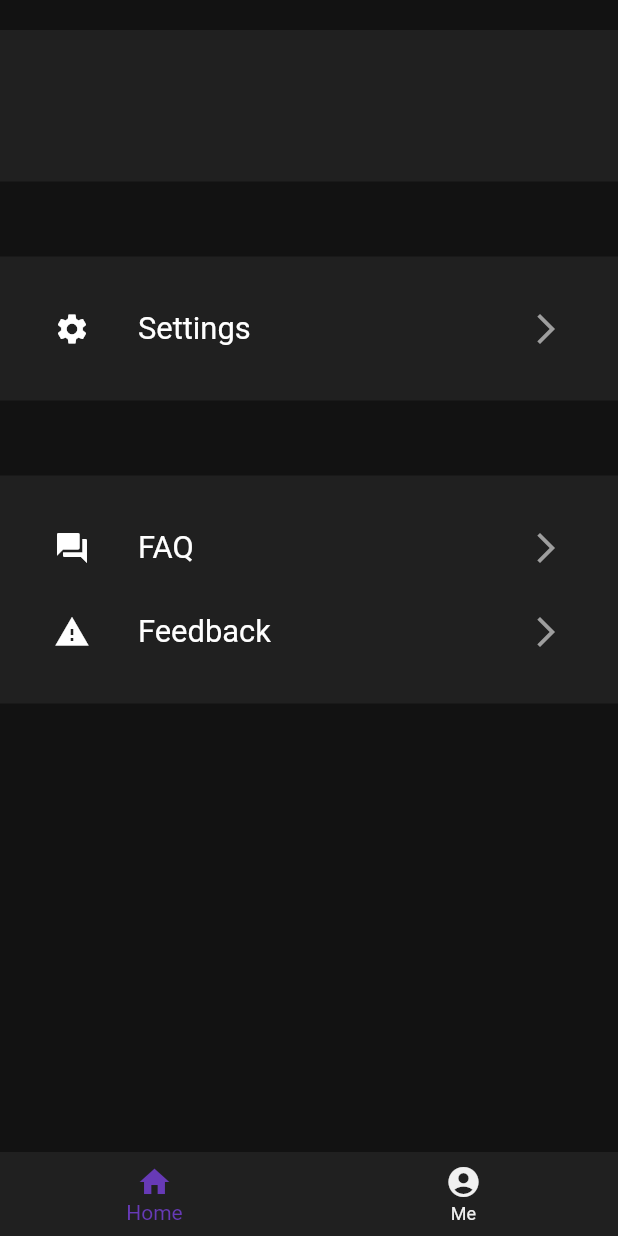
After one commit to vishnuagbly/sonno, a Flutter app: the ProfilePage screen opened by its route, on a phone screen of 412 x 824 dp. The commit adds this screen. Run offline on Flutter 3.47's test engine with Material 2 defaults, Android fonts, the phone set to English and light mode, and no system bars; our stand-ins replace charts_flutter, cloud_firestore, connectivity, firebase_auth, firebase_core, google_sign_in and 1 more; missing offline and left inert: flutter_webview_plugin; accounts and stored records are empty; statements that could not run were skipped.

Commit message:
added many things.

```diff
--- a/lib/color_guide.dart
+++ b/lib/components/color_guide.dart
@@ -1,5 +1,5 @@
 import 'package:flutter/material.dart';
-import 'constants.dart';
+import '../constants.dart';
 
 ///height = screenHeight * 0.1
 class ColorGuide extends StatelessWidget {
--- /dev/null
+++ b/lib/components/custom_bottom_nav_bar.dart
@@ -0,0 +1,47 @@
+import 'package:flutter/material.dart';
+import 'package:sonno/components/custom_sliding_route.dart';
+import 'package:sonno/pages/home_page.dart';
+
+import '../pages/profile_page.dart';
+
+class CustomBottomNavigationBar extends StatefulWidget {
+  @override
+  _CustomBottomNavigationBarState createState() =>
+      _CustomBottomNavigationBarState();
+}
+
+class _CustomBottomNavigationBarState extends State<CustomBottomNavigationBar> {
+  static int _selectedIndex = 0;
+
+  @override
+  Widget build(BuildContext context) {
+    return BottomNavigationBar(
+      elevation: 0,
+      items: [
+        BottomNavigationBarItem(
+          icon: Icon(Icons.home),
+          title: Text('Home'),
+        ),
+        BottomNavigationBarItem(
+          icon: Icon(Icons.account_circle),
+          title: Text('Me'),
+        ),
+      ],
+      currentIndex: _selectedIndex,
+      onTap: (index) {
+        setState(() {
+          _selectedIndex = index;
+        });
+        Widget page = loadHomePageData();
+        if (index == 1) page = ProfilePage();
+        Navigator.pushReplacement(
+          context,
+          createSlidingRoute(
+            page,
+            Offset(-1 + (2 * index.toDouble()), 0),
+          ),
+        );
+      },
+    );
+  }
+}
--- /dev/null
+++ b/lib/components/custom_sliding_route.dart
@@ -0,0 +1,21 @@
+import 'package:flutter/material.dart';
+
+Route createSlidingRoute(
+  Widget page,
+  Offset begin, {
+  Curve curve = Curves.elasticOut,
+  Duration duration = const Duration(seconds: 1),
+}) {
+  return PageRouteBuilder(
+    pageBuilder: (context, animation, secondaryAnimation) => page,
+    transitionDuration: duration,
+    transitionsBuilder: (context, animation, secondaryAnimation, child) {
+      var end = Offset.zero;
+      var tween = Tween(begin: begin, end: end).chain(CurveTween(curve: curve));
+      return SlideTransition(
+        position: animation.drive(tween),
+        child: child,
+      );
+    },
+  );
+}
--- a/lib/constants.dart
+++ b/lib/constants.dart
@@ -4,6 +4,7 @@ import 'objects/color_indicator.dart';
 
 const kHomePageRoute = '/home_page';
 const kInfoPageRoute = '/info_page';
+const kProfilePageRoute = '/profile_page';
 const kLoginPageRoute = '/';
 
 const kStationsCollectionName = 'stations';
--- a/lib/main.dart
+++ b/lib/main.dart
@@ -2,6 +2,7 @@ import 'dart:developer';
 
 import 'package:flutter/material.dart';
 import 'package:sonno/constants.dart';
+import 'package:sonno/pages/profile_page.dart';
 import 'network.dart';
 import 'pages/pages.dart';
 
@@ -54,6 +55,10 @@ class MyApp extends StatelessWidget {
           log('home page route', name: kHomePageRoute);
           return openHomePage();
         },
+        kProfilePageRoute: (context) {
+          log('profile page route', name: kProfilePageRoute);
+          return ProfilePage();
+        }
       },
     );
   }
--- a/lib/main_profile.dart
+++ b/lib/main_profile.dart
@@ -1,5 +1,6 @@
 import 'dart:developer';
 
+import 'package:firebase_auth/firebase_auth.dart';
 import 'package:shared_preferences/shared_preferences.dart';
 import 'package:sonno/objects/objects.dart';
 
@@ -8,8 +9,7 @@ class MainProfile {
   static String _authId;
   static List<StationInfo> _connectedDevices;
 
-  static setProfile(
-      String name, String uuid, List<StationInfo> connectedDevices) {}
+  static String get email => FirebaseAuth.instance.currentUser.email;
 
   static Future<String> get name async {
     if (_name == null) {
--- a/lib/objects/station_info.dart
+++ b/lib/objects/station_info.dart
@@ -1,4 +1,4 @@
-import 'package:sonno/bar_chart.dart';
+import 'package:sonno/components/bar_chart.dart';
 import 'package:sonno/objects/aqi_info.dart';
 
 import 'parameter.dart';
--- a/lib/pages/aqi_info_page.dart
+++ b/lib/pages/aqi_info_page.dart
@@ -3,7 +3,7 @@ import 'package:sonno/constants.dart';
 import 'package:sonno/pages/info_sub_pages/info_sub_pages.dart';
 import '../objects/objects.dart';
 
-import '../color_guide.dart';
+import '../components/color_guide.dart';
 import '../objects/parameter.dart';
 
 class InfoPage extends StatefulWidget {
--- a/lib/pages/info_sub_pages/dashboard.dart
+++ b/lib/pages/info_sub_pages/dashboard.dart
@@ -1,5 +1,5 @@
 import 'package:flutter/material.dart';
-import 'package:sonno/bar_chart.dart';
+import 'package:sonno/components/bar_chart.dart';
 import 'package:sonno/constants.dart';
 import 'package:sonno/objects/parameter.dart';
 import 'package:sonno/objects/aqi_info.dart';
--- /dev/null
+++ b/lib/pages/profile_page.dart
@@ -0,0 +1,119 @@
+import 'package:flutter/cupertino.dart';
+import 'package:flutter/material.dart';
+import 'package:sonno/components/custom_sliding_route.dart';
+import 'package:sonno/constants.dart';
+import 'package:sonno/components/custom_bottom_nav_bar.dart';
+import 'package:sonno/main_profile.dart';
+
+import 'profile_sub_pages/profile_sub_pages.dart';
+
+class ProfilePage extends StatelessWidget {
+  @override
+  Widget build(BuildContext context) {
+    const EdgeInsets padding = const EdgeInsets.all(20);
+    double screenWidth = MediaQuery.of(context).size.width;
+
+    return SafeArea(
+      child: Scaffold(
+        body: Column(
+          crossAxisAlignment: CrossAxisAlignment.stretch,
+          children: [
+            SizedBox(height: 20),
+            Container(
+              padding: padding,
+              color: kPrimaryColor,
+              child: Column(
+                children: [
+                  FutureBuilder<String>(
+                    future: MainProfile.name,
+                    builder: (context, snapshot) => Text(
+                      snapshot.data,
+                      style: TextStyle(
+                        fontSize: screenWidth * 0.08,
+                        fontWeight: FontWeight.bold,
+                      ),
+                    ),
+                  ),
+                  SizedBox(height: 5),
+                  Text(
+                    MainProfile.email,
+                    style: TextStyle(
+                      fontSize: screenWidth * 0.035,
+                      color: Colors.grey,
+                    ),
+                  ),
+                ],
+              ),
+            ),
+            SizedBox(height: 50),
+            Container(
+              color: kPrimaryColor,
+              padding: padding,
+              child: CustomListTile(
+                iconData: Icons.settings,
+                title: 'Settings',
+                page: SettingsPage(),
+              ),
+            ),
+            SizedBox(height: 50),
+            Container(
+              color: kPrimaryColor,
+              padding: padding,
+              child: Column(
+                children: [
+                  CustomListTile(
+                    iconData: Icons.question_answer,
+                    title: 'FAQ',
+                    page: FaqPage(),
+                  ),
+                  CustomListTile(
+                    iconData: Icons.report_problem,
+                    title: 'Feedback',
+                    page: FeedbackPage(),
+                  ),
+                ],
+              ),
+            ),
+          ],
+        ),
+        bottomNavigationBar: CustomBottomNavigationBar(),
+      ),
+    );
+  }
+}
+
+class CustomListTile extends StatelessWidget {
+  CustomListTile({IconData iconData, this.page, String title})
+      : icon = Icon(iconData ?? Icons.label),
+        title = title ?? "";
+
+  final Icon icon;
+  final String title;
+  final Widget page;
+
+  @override
+  Widget build(BuildContext context) {
+    double screenWidth = MediaQuery.of(context).size.width;
+    return ListTile(
+      leading: icon,
+      title: Text(
+        title,
+        style: TextStyle(
+          fontSize: screenWidth * 0.05,
+        ),
+      ),
+      trailing: Icon(Icons.arrow_forward_ios, color: Colors.grey),
+      onTap: () {
+        Navigator.push(
+          context,
+          createSlidingRoute(
+            page,
+            Offset(1.0, 0.0),
+            curve: Curves.easeIn,
+            duration: Duration(milliseconds: 100),
+          ),
+        );
+      },
+    );
+  }
+}
--- /dev/null
+++ b/lib/pages/profile_sub_pages/profile_sub_pages.dart
@@ -0,0 +1,5 @@
+library profile_sub_pages;
+
+export 'faq.dart';
+export 'feedback.dart';
+export 'settings.dart';
```
Also changed, not shown: lib/network.dart (+9 -9 lines), lib/pages/home_page.dart (+2 -20 lines), lib/pages/profile_sub_pages/faq.dart (added, +10 -0 lines), lib/pages/profile_sub_pages/feedback.dart (added, +10 -0 lines), lib/pages/profile_sub_pages/settings.dart (added, +10 -0 lines), lib/components/bar_chart.dart (renamed from lib/bar_chart.dart).
